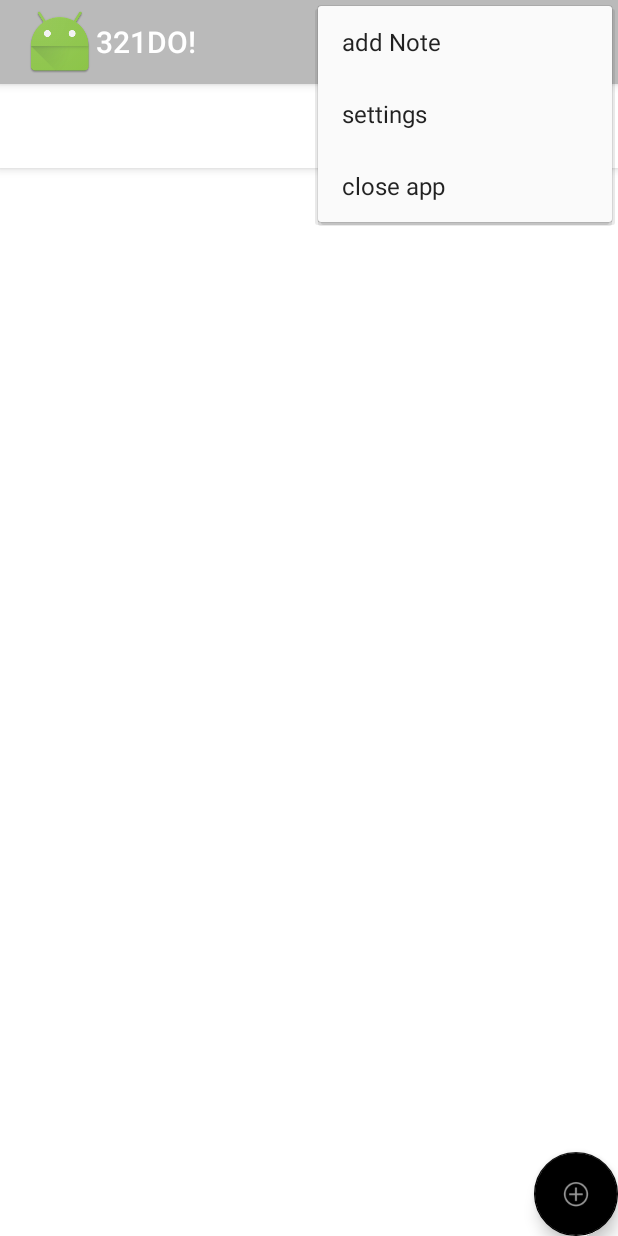
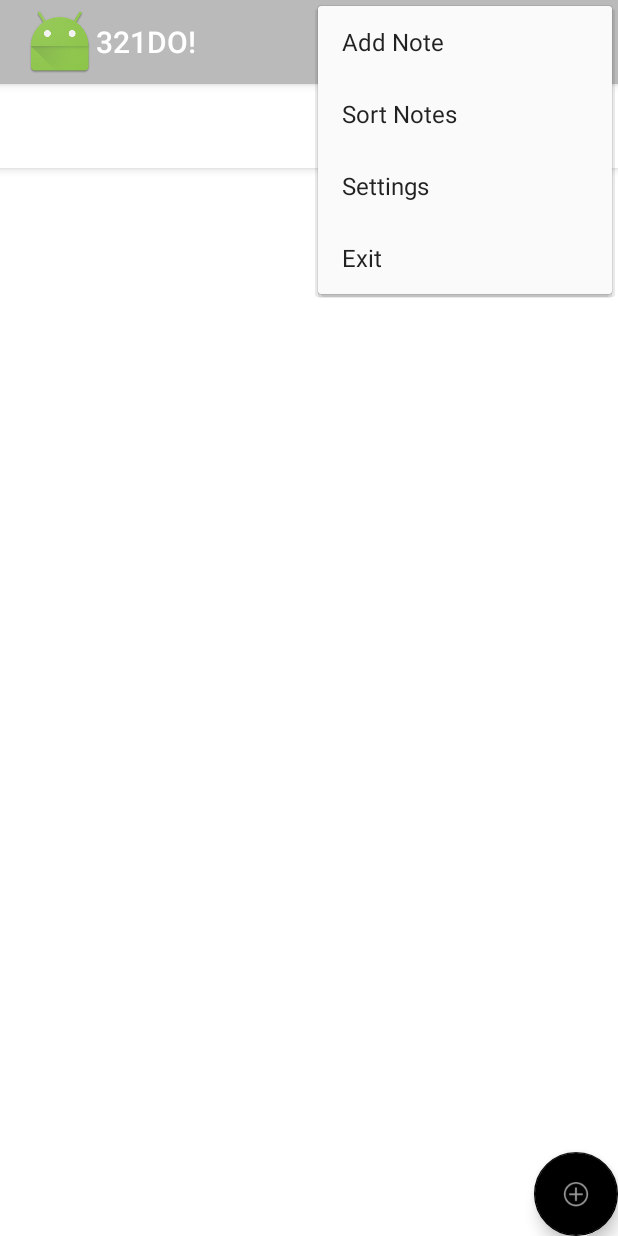
Before and after one commit to lalessio/321do, an Android app: the screen it shows after launch (NoteActivity), with the options menu open, on a phone screen of 412 x 824 dp. Run offline under Robolectric (Android 15) with nearby library versions, the phone set to English and light mode, and no system bars.

Commit message:
completed date/time management and introduced sorting
re-designed (now it's way more simplified) the date and time management

edit menu now updates correct valus in every field and in every
situation (if user confirmed or canceled a certain value the gui will
behave as you expect it)

introduced sorting! and it works! only 3 types for now

```diff
--- a/321do/app/src/main/java/com/alessio/luca/a321do/NoteDBAdapter.java
+++ b/321do/app/src/main/java/com/alessio/luca/a321do/NoteDBAdapter.java
@@ -14,6 +14,11 @@ import java.util.GregorianCalendar;
 /**
  * Created by Luca on 27/09/2016.
  */
+
+//TODO 1 SORTING
+    // TODO 2 COMPLETED
+        // TODO 3 TAG
+            // TODO 4 CHECKLIST
 
 public class NoteDBAdapter {
     //these are the column names
@@ -36,11 +41,13 @@ public class NoteDBAdapter {
     public static final int INDEX_IMPORTANCE = INDEX_ID + 6;
     public static final int INDEX_DONE = INDEX_ID + 7;
 
+    public enum SortingOrder {NONE,DUEDATE,IMPORTANCE};
+
     //used for logging
     private static final String TAG = "NoteDBAdapter";
     private DatabaseHelper dbHelper;
     private SQLiteDatabase db;
-    private static final String DATABASE_NAME = "321do_db_test_3";
+    private static final String DATABASE_NAME = "321do_db_test_4";
     private static final String TABLE_NAME = "table_notes";
     private static final int DATABASE_VERSION = 1;
     private final Context context;
@@ -125,9 +132,20 @@ public class NoteDBAdapter {
         return note;
     }
 
-    public Cursor retrieveAllNotes() {
-        Cursor c = db.rawQuery("select * from " + TABLE_NAME, null);
-        //prendo solo id e titolo perchè sono questi i campi che mi servono per la visualizzazione e l'eventuale collegamento ad altre operazioni
+    public Cursor retrieveAllNotes(SortingOrder sortBy) {
+        String sorting = new String();
+        switch (sortBy) {
+            case DUEDATE:
+                sorting = " order by "+COL_DUEDATE;
+                break;
+            case IMPORTANCE:
+                sorting = " order by "+COL_IMPORTANCE;
+                break;
+            default: //che sarebbe il case NONE
+                sorting = " order by "+COL_ID;
+                break;
+        }
+        Cursor c = db.rawQuery("select * from " + TABLE_NAME + sorting, null);
         c.moveToFirst();
         Log.d(TAG,"all notes retrieved from db correctly");
         return c;
--- a/321do/app/src/main/res/menu/menu_note.xml
+++ b/321do/app/src/main/res/menu/menu_note.xml
@@ -3,16 +3,20 @@
     xmlns:tools="http://schemas.android.com/tools"
     tools:context="com.example.reminders.app.RemindersActivity">
     <item android:id="@+id/action_new"
-        android:title="add Note"
+        android:title="Add Note"
         android:orderInCategory="100"
+        app:showAsAction="never" />
+    <item android:id="@+id/action_sort"
+        android:title="Sort Notes"
+        android:orderInCategory="200"
         app:showAsAction="never" />
     <!-- TODO settings -->
     <item android:id="@+id/action_settings"
-        android:title="settings"
-        android:orderInCategory="200"
+        android:title="Settings"
+        android:orderInCategory="300"
         app:showAsAction="never" />
     <item android:id="@+id/action_exit"
-        android:title="close app"
-        android:orderInCategory="300"
+        android:title="Exit"
+        android:orderInCategory="400"
         app:showAsAction="never" />
 </menu>
```
Also changed, not shown: 321do/app/src/main/java/com/alessio/luca/a321do/Note.java (+4 -3 lines), 321do/app/src/main/java/com/alessio/luca/a321do/NoteActivity.java (+107 -17 lines), 321do/app/src/main/res/layout/date_time_layout.xml (added, +40 -0 lines), 321do/app/src/main/res/layout/sort_note.xml (added, +25 -0 lines).
